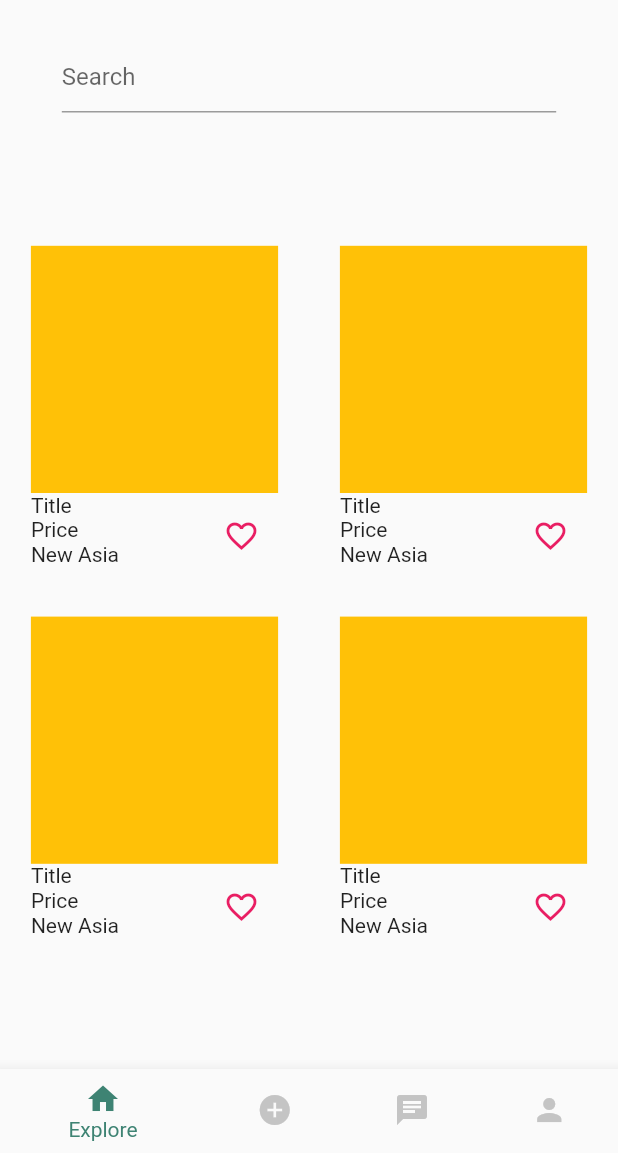
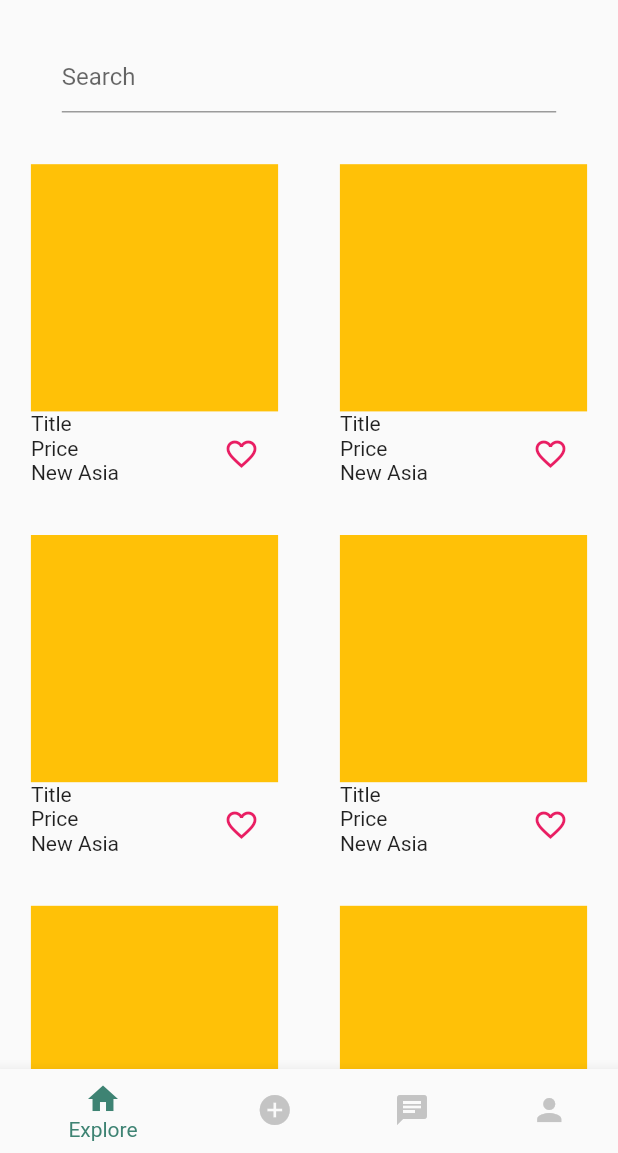
Before and after one commit to LI-Jialu/CUHK_Treasure_Hunt, a Flutter app: the HomeScreen screen opened by its route, swiped to page 2, on a phone screen of 412 x 824 dp, the part 83-1236 px from its top. Run offline on Flutter 3.47's test engine with Material 2 defaults, Android fonts, the phone set to English and light mode, and no system bars; accounts and stored records are empty.

Commit message:
add theme data and turn it into scrolling

```diff
--- a/lib/main.dart
+++ b/lib/main.dart
@@ -6,9 +6,18 @@ void main() => runApp(MyApp());
 
 class MyApp extends StatelessWidget {
   // This widget is the root of your application.
+  //
   @override
   Widget build(BuildContext context) {
     return MaterialApp(
+      //for users to make theme choices later and to make the theme more uniform
+      theme: ThemeData(
+        primaryColor: Color(0xFF3E8373),
+//        fontFamily: 'Georgia',
+        textTheme: TextTheme(
+          headline: TextStyle(color: Color(0xFF3E8373), fontSize: 24, fontWeight: FontWeight.w800),
+        ),
+      ),
       initialRoute: LoginScreen.id,
       routes: {
         LoginScreen.id: (context) => LoginScreen(),
--- a/lib/widgets/homescreen_explore.dart
+++ b/lib/widgets/homescreen_explore.dart
@@ -62,20 +62,18 @@ class _ExploreBodyState extends State<ExploreBody> {
     return Expanded(
         child: PageView(
           controller: _controller,
-          scrollDirection: Axis.vertical,
+          scrollDirection: Axis.horizontal,
           children: <Widget>[
             Column(
-              mainAxisAlignment: MainAxisAlignment.center,
+              crossAxisAlignment: CrossAxisAlignment.center,
               children: <Widget>[
-                Row(
-                  mainAxisAlignment: MainAxisAlignment.center,
-                  children: <Widget>[
-                    ItemGridView(),
-                    SizedBox(
-                      width: SizeConfig.safeBlockHorizontal*10,
-                    ),
-                    ItemGridView(),
-                  ],
+                Container(
+                  height: SizeConfig.safeBlockVertical*25,
+                  width: SizeConfig.safeBlockHorizontal*90,
+                  color: Colors.amber,
+                ),
+                SizedBox(
+                  height: SizeConfig.safeBlockVertical*5,
                 ),
                 Row(
                   mainAxisAlignment: MainAxisAlignment.center,
@@ -87,35 +85,9 @@ class _ExploreBodyState extends State<ExploreBody> {
                     ItemGridView(),
                   ],
                 ),
-
               ],
             ),
-            Column(
-              mainAxisAlignment: MainAxisAlignment.center,
-              children: <Widget>[
-                Row(
-                  mainAxisAlignment: MainAxisAlignment.center,
-                  children: <Widget>[
-                    ItemGridView(),
-                    SizedBox(
-                      width: SizeConfig.safeBlockHorizontal*10,
-                    ),
-                    ItemGridView(),
-                  ],
-                ),
-                Row(
-                  mainAxisAlignment: MainAxisAlignment.center,
-                  children: <Widget>[
-                    ItemGridView(),
-                    SizedBox(
-                      width: SizeConfig.safeBlockHorizontal*10,
-                    ),
-                    ItemGridView(),
-                  ],
-                ),
-
-              ],
-            ),
+            itemListView(),
           ],
         ));
   }
@@ -178,4 +150,33 @@ class _ItemGridViewState extends State<ItemGridView> {
       ),
     );
   }
+
+
 }
+
+// To return a widget that scrolls down the page to view the items
+class itemListView extends StatelessWidget {
+  @override
+  Widget build(BuildContext context) {
+    return _itemListView(context);
+  }
+
+
+  Widget _itemListView(BuildContext context)
+  {
+    return ListView.builder(
+        scrollDirection: Axis.vertical,
+        itemBuilder: (context, index){
+          return Row(
+            mainAxisAlignment: MainAxisAlignment.center,
+            children: <Widget>[
+              ItemGridView(),
+              SizedBox(
+                width: SizeConfig.safeBlockHorizontal*10,
+              ),
+              ItemGridView(),
+            ],
+          );
+        });
+  }
+}
```
